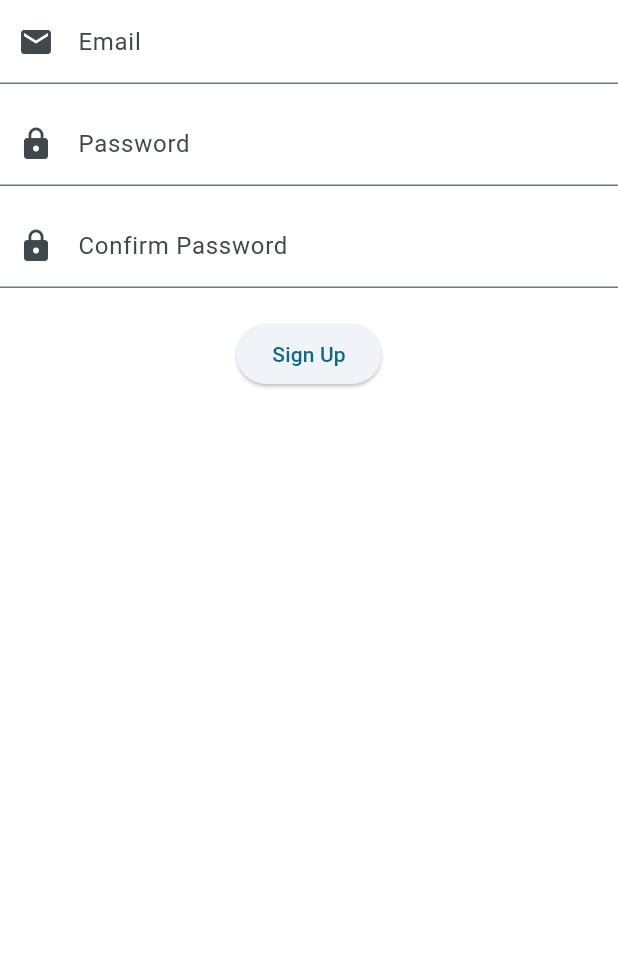
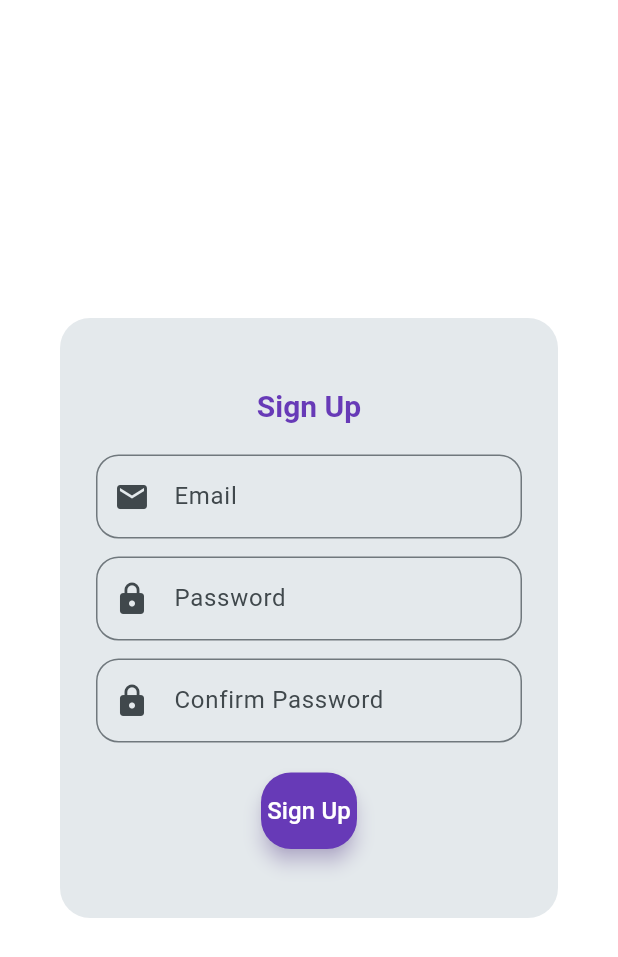
Before and after one commit to adithyaGun/HealthMate_App, a Flutter app: the SignUpForm widget shown alone on an empty page, opened directly, on a phone screen of 412 x 824 dp. Shown: the top 957 px of the screen. Run offline on Flutter 3.47's test engine with Material 3 defaults, Android fonts, the phone set to English and light mode, and no system bars; our stand-ins replace sqflite; accounts and stored records are empty.

Commit message:
UI Enganced

```diff
--- a/lib/features/auth/view/login_screen.dart
+++ b/lib/features/auth/view/login_screen.dart
@@ -185,8 +185,6 @@ class _LoginScreenState extends State<LoginScreen> {
     );
   }
 }
-
-// SignUp Form inside the dialog
 class SignUpForm extends StatefulWidget {
   @override
   _SignUpFormState createState() => _SignUpFormState();
@@ -209,17 +207,45 @@ class _SignUpFormState extends State<SignUpForm> {
 
   @override
   Widget build(BuildContext context) {
-    return Form(
+    return Dialog(
+      shape: RoundedRectangleBorder(
+        borderRadius: BorderRadius.circular(20.0),
+      ),
+      elevation: 5,
+      child: Container(
+        padding: const EdgeInsets.all(24.0),
+        height: 400, // Adjusted dialog height for a bigger view
+        width: 350,  // Adjusted width for better appearance
+        child: Form(
           key: _formKey,
           child: Column(
-        mainAxisSize: MainAxisSize.min,
+            mainAxisAlignment: MainAxisAlignment.center,
+            crossAxisAlignment: CrossAxisAlignment.center,
             children: [
+              // Title Section
+              Text(
+                'Sign Up',
+                style: Theme.of(context).textTheme.titleLarge?.copyWith(
+                  fontWeight: FontWeight.bold,
+                  color: Colors.deepPurple,
+                ),
+              ),
+              const SizedBox(height: 20),
+
               // Email Input Field
               TextFormField(
                 controller: _emailController,
-            decoration: const InputDecoration(
+                decoration: InputDecoration(
                   labelText: 'Email',
-              prefixIcon: Icon(Icons.email),
+                  prefixIcon: const Icon(Icons.email),
+                  border: OutlineInputBorder(
+                    borderRadius: BorderRadius.circular(15.0),
+                    borderSide: BorderSide(color: Colors.deepPurple.shade200),
+                  ),
+                  focusedBorder: OutlineInputBorder(
+                    borderRadius: BorderRadius.circular(15.0),
+                    borderSide: BorderSide(color: Colors.deepPurple, width: 2),
+                  ),
                 ),
                 validator: (value) {
                   if (value == null || value.isEmpty) {
@@ -234,9 +260,17 @@ class _SignUpFormState extends State<SignUpForm> {
               TextFormField(
                 controller: _passwordController,
                 obscureText: true,
-            decoration: const InputDecoration(
+                decoration: InputDecoration(
                   labelText: 'Password',
-              prefixIcon: Icon(Icons.lock),
+                  prefixIcon: const Icon(Icons.lock),
+                  border: OutlineInputBorder(
+                    borderRadius: BorderRadius.circular(15.0),
+                    borderSide: BorderSide(color: Colors.deepPurple.shade200),
+                  ),
+                  focusedBorder: OutlineInputBorder(
+                    borderRadius: BorderRadius.circular(15.0),
+                    borderSide: BorderSide(color: Colors.deepPurple, width: 2),
+                  ),
                 ),
                 validator: (value) {
                   if (value == null || value.length < 6) {
@@ -251,9 +285,17 @@ class _SignUpFormState extends State<SignUpForm> {
               TextFormField(
                 controller: _confirmPasswordController,
                 obscureText: true,
-            decoration: const InputDecoration(
+                decoration: InputDecoration(
                   labelText: 'Confirm Password',
-              prefixIcon: Icon(Icons.lock),
+                  prefixIcon: const Icon(Icons.lock),
+                  border: OutlineInputBorder(
+                    borderRadius: BorderRadius.circular(15.0),
+                    borderSide: BorderSide(color: Colors.deepPurple.shade200),
+                  ),
+                  focusedBorder: OutlineInputBorder(
+                    borderRadius: BorderRadius.circular(15.0),
+                    borderSide: BorderSide(color: Colors.deepPurple, width: 2),
+                  ),
                 ),
                 validator: (value) {
                   if (value != _passwordController.text) {
@@ -264,12 +306,25 @@ class _SignUpFormState extends State<SignUpForm> {
               ),
               const SizedBox(height: 20),
 
-          // Sign Up Button
+              // Sign Up Button with styling
               ElevatedButton(
                 onPressed: _submit,
-            child: const Text('Sign Up'),
+                style: ElevatedButton.styleFrom(
+                  padding: const EdgeInsets.symmetric(vertical: 14), backgroundColor: Colors.deepPurple,
+                  shape: RoundedRectangleBorder(
+                    borderRadius: BorderRadius.circular(20),
+                  ),
+                  elevation: 5.0,
+                  shadowColor: Colors.deepPurple.withOpacity(0.5),
+                ),
+                child: const Text(
+                  'Sign Up',
+                  style: TextStyle(fontSize: 16, color: Colors.white),
+                ),
               ),
             ],
+          ),
+        ),
       ),
     );
   }
--- a/lib/features/health_records/view/add_record_screen.dart
+++ b/lib/features/health_records/view/add_record_screen.dart
@@ -51,7 +51,7 @@ class _AddRecordScreenState extends State<AddRecordScreen> {
     return Scaffold(
       appBar: AppBar(
         title: const Text('Add Health Record'),
-        backgroundColor: Colors.teal, // A modern, clean app bar color
+        backgroundColor: Colors.teal,
         elevation: 5.0,
       ),
       body: Padding(
```
Lines whose indentation alone changed are shown as unchanged.
